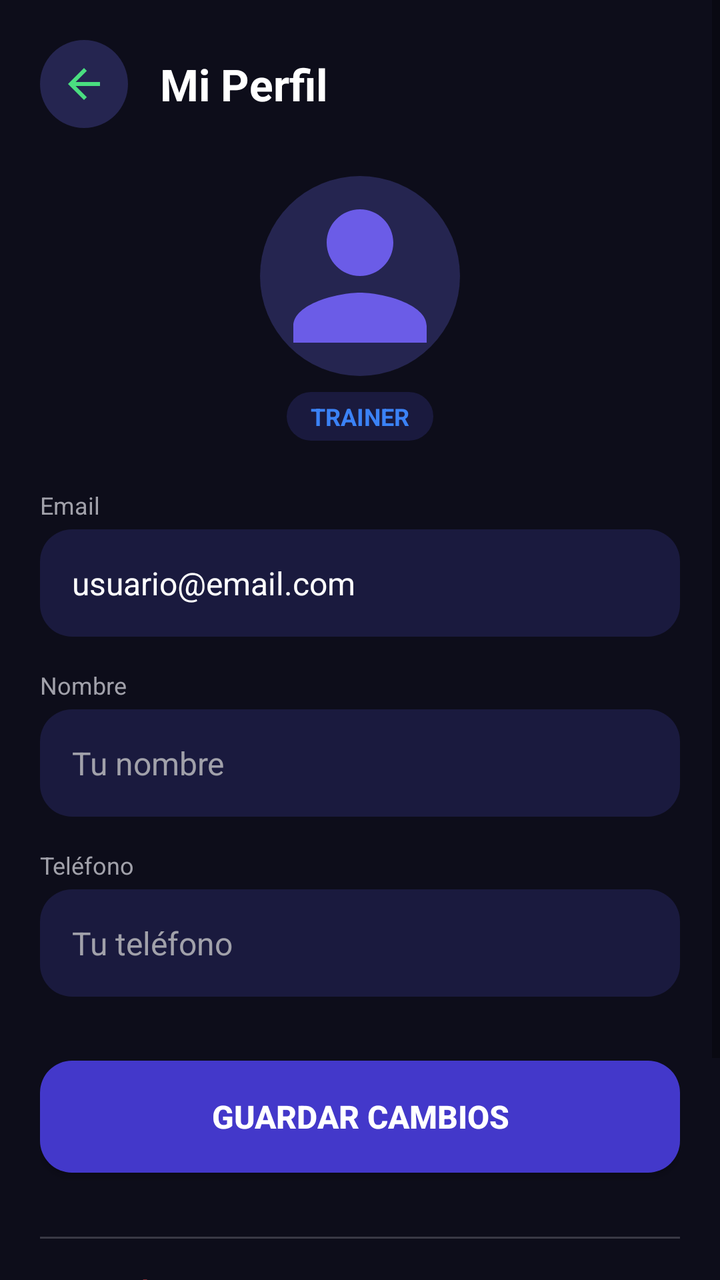
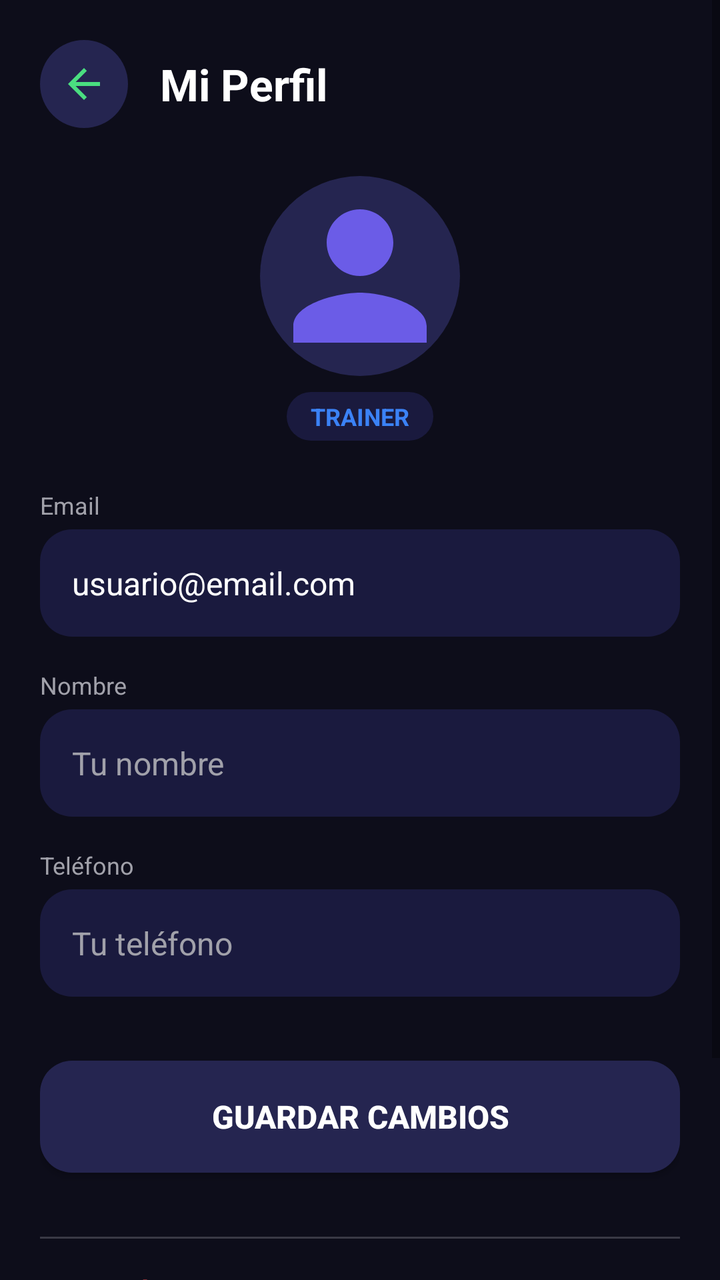

An Android layout rendered at two revisions. The XML below is the earlier revision; the diff shows what the commit changed to produce the second picture.
<!-- AndroidManifest.xml: activity theme Theme.GimnasioPro -->
<!-- res/layout/activity_perfil.xml -->
<?xml version="1.0" encoding="utf-8"?>

<ScrollView xmlns:android="http://schemas.android.com/apk/res/android"
    xmlns:tools="http://schemas.android.com/tools"
    android:layout_width="match_parent"
    android:layout_height="match_parent"
    android:background="@color/dark_background"
    android:fillViewport="true"
    tools:context=".PerfilActivity">

    <LinearLayout
        android:layout_width="match_parent"
        android:layout_height="wrap_content"
        android:orientation="vertical"
        android:padding="20dp">

        
        <LinearLayout
            android:layout_width="match_parent"
            android:layout_height="wrap_content"
            android:orientation="horizontal"
            android:gravity="center_vertical"
            android:layout_marginBottom="24dp">

            <ImageButton
                android:id="@+id/btnBack"
                android:layout_width="44dp"
                android:layout_height="44dp"
                android:background="@drawable/bg_icon_circle"
                android:src="@drawable/ic_arrow_back"
                android:scaleType="centerInside"
                android:padding="10dp"
                android:contentDescription="@string/btn_volver" />

            <TextView
                android:layout_width="0dp"
                android:layout_height="wrap_content"
                android:layout_weight="1"
                android:layout_marginStart="16dp"
                android:text="Mi Perfil"
                android:textColor="@color/text_primary"
                android:textSize="22sp"
                android:textStyle="bold" />
        </LinearLayout>

        
        <LinearLayout
            android:layout_width="match_parent"
            android:layout_height="wrap_content"
            android:orientation="vertical"
            android:gravity="center"
            android:layout_marginBottom="24dp">

            <ImageView
                android:id="@+id/ivFotoPerfil"
                android:layout_width="100dp"
                android:layout_height="100dp"
                android:src="@drawable/ic_user_placeholder"
                android:background="@drawable/bg_icon_circle"
                android:scaleType="centerCrop" />

            <TextView
                android:id="@+id/tvTipoUsuario"
                android:layout_width="wrap_content"
                android:layout_height="wrap_content"
                android:layout_marginTop="8dp"
                android:text="TRAINER"
                android:textColor="@color/accent_blue"
                android:textSize="12sp"
                android:textStyle="bold"
                android:background="@drawable/bg_card_dark"
                android:paddingHorizontal="12dp"
                android:paddingVertical="4dp" />
        </LinearLayout>

        
        <TextView
            android:layout_width="match_parent"
            android:layout_height="wrap_content"
            android:text="Email"
            android:textColor="@color/text_secondary"
            android:textSize="12sp"
            android:layout_marginBottom="4dp" />

        <TextView
            android:id="@+id/tvEmail"
            android:layout_width="match_parent"
            android:layout_height="wrap_content"
            android:background="@drawable/bg_card_dark"
            android:padding="16dp"
            android:text="usuario@email.com"
            android:textColor="@color/text_primary"
            android:textSize="16sp"
            android:layout_marginBottom="16dp" />

        
        <TextView
            android:layout_width="match_parent"
            android:layout_height="wrap_content"
            android:text="Nombre"
            android:textColor="@color/text_secondary"
            android:textSize="12sp"
            android:layout_marginBottom="4dp" />

        <EditText
            android:id="@+id/etNombre"
            android:layout_width="match_parent"
            android:layout_height="wrap_content"
            android:background="@drawable/bg_card_dark"
            android:padding="16dp"
            android:hint="Tu nombre"
            android:textColor="@color/text_primary"
            android:textColorHint="@color/text_secondary"
            android:textSize="16sp"
            android:inputType="textPersonName"
            android:layout_marginBottom="16dp" />

        
        <TextView
            android:layout_width="match_parent"
            android:layout_height="wrap_content"
            android:text="Teléfono"
            android:textColor="@color/text_secondary"
            android:textSize="12sp"
            android:layout_marginBottom="4dp" />

        <EditText
            android:id="@+id/etTelefono"
            android:layout_width="match_parent"
            android:layout_height="wrap_content"
            android:background="@drawable/bg_card_dark"
            android:padding="16dp"
            android:hint="Tu teléfono"
            android:textColor="@color/text_primary"
            android:textColorHint="@color/text_secondary"
            android:textSize="16sp"
            android:inputType="phone"
            android:layout_marginBottom="16dp" />

        
        <LinearLayout
            android:id="@+id/layoutTrainerFields"
            android:layout_width="match_parent"
            android:layout_height="wrap_content"
            android:orientation="vertical"
            android:visibility="gone">

            
            <TextView
                android:layout_width="match_parent"
                android:layout_height="wrap_content"
                android:text="DNI / NIE"
                android:textColor="@color/text_secondary"
                android:textSize="12sp"
                android:layout_marginBottom="4dp" />

            <EditText
                android:id="@+id/etDni"
                android:layout_width="match_parent"
                android:layout_height="wrap_content"
                android:background="@drawable/bg_card_dark"
                android:padding="16dp"
                android:hint="Tu DNI"
                android:textColor="@color/text_primary"
                android:textColorHint="@color/text_secondary"
                android:textSize="16sp"
                android:inputType="text"
                android:layout_marginBottom="16dp" />

            
            <TextView
                android:layout_width="match_parent"
                android:layout_height="wrap_content"
                android:text="Población"
                android:textColor="@color/text_secondary"
                android:textSize="12sp"
                android:layout_marginBottom="4dp" />

            <EditText
                android:id="@+id/etPoblacion"
                android:layout_width="match_parent"
                android:layout_height="wrap_content"
                android:background="@drawable/bg_card_dark"
                android:padding="16dp"
                android:hint="Tu población"
                android:textColor="@color/text_primary"
                android:textColorHint="@color/text_secondary"
                android:textSize="16sp"
                android:inputType="text"
                android:layout_marginBottom="16dp" />

            
            <TextView
                android:layout_width="match_parent"
                android:layout_height="wrap_content"
                android:text="Municipio"
                android:textColor="@color/text_secondary"
                android:textSize="12sp"
                android:layout_marginBottom="4dp" />

            <EditText
                android:id="@+id/etMunicipio"
                android:layout_width="match_parent"
                android:layout_height="wrap_content"
                android:background="@drawable/bg_card_dark"
                android:padding="16dp"
                android:hint="Tu municipio"
                android:textColor="@color/text_primary"
                android:textColorHint="@color/text_secondary"
                android:textSize="16sp"
                android:inputType="text"
                android:layout_marginBottom="16dp" />

            
            <TextView
                android:layout_width="match_parent"
                android:layout_height="wrap_content"
                android:text="Sobre mí"
                android:textColor="@color/text_secondary"
                android:textSize="12sp"
                android:layout_marginBottom="4dp" />

            <EditText
                android:id="@+id/etSobreMi"
                android:layout_width="match_parent"
                android:layout_height="100dp"
                android:background="@drawable/bg_card_dark"
                android:padding="16dp"
                android:hint="Cuéntanos sobre ti..."
                android:textColor="@color/text_primary"
                android:textColorHint="@color/text_secondary"
                android:textSize="16sp"
                android:inputType="textMultiLine"
                android:gravity="top"
                android:layout_marginBottom="16dp" />

            
            <TextView
                android:layout_width="match_parent"
                android:layout_height="wrap_content"
                android:text="Tarifa por sesión (€)"
                android:textColor="@color/text_secondary"
                android:textSize="12sp"
                android:layout_marginBottom="4dp" />

            <EditText
                android:id="@+id/etTarifa"
                android:layout_width="match_parent"
                android:layout_height="wrap_content"
                android:background="@drawable/bg_card_dark"
                android:padding="16dp"
                android:hint="0.00"
                android:textColor="@color/text_primary"
                android:textColorHint="@color/text_secondary"
                android:textSize="16sp"
                android:inputType="numberDecimal"
                android:layout_marginBottom="16dp" />
        </LinearLayout>

        
        <LinearLayout
            android:id="@+id/layoutClienteFields"
            android:layout_width="match_parent"
            android:layout_height="wrap_content"
            android:orientation="vertical"
            android:visibility="gone">

            
            <TextView
                android:layout_width="match_parent"
                android:layout_height="wrap_content"
                android:text="Peso (kg)"
                android:textColor="@color/text_secondary"
                android:textSize="12sp"
                android:layout_marginBottom="4dp" />

            <EditText
                android:id="@+id/etPeso"
                android:layout_width="match_parent"
                android:layout_height="wrap_content"
                android:background="@drawable/bg_card_dark"
                android:padding="16dp"
                android:hint="70.0"
                android:textColor="@color/text_primary"
                android:textColorHint="@color/text_secondary"
                android:textSize="16sp"
                android:inputType="numberDecimal"
                android:layout_marginBottom="16dp" />

            
            <TextView
                android:layout_width="match_parent"
                android:layout_height="wrap_content"
                android:text="Altura (cm)"
                android:textColor="@color/text_secondary"
                android:textSize="12sp"
                android:layout_marginBottom="4dp" />

            <EditText
                android:id="@+id/etAltura"
                android:layout_width="match_parent"
                android:layout_height="wrap_content"
                android:background="@drawable/bg_card_dark"
                android:padding="16dp"
                android:hint="170"
                android:textColor="@color/text_primary"
                android:textColorHint="@color/text_secondary"
                android:textSize="16sp"
                android:inputType="numberDecimal"
                android:layout_marginBottom="16dp" />

            
            <TextView
                android:layout_width="match_parent"
                android:layout_height="wrap_content"
                android:text="Edad"
                android:textColor="@color/text_secondary"
                android:textSize="12sp"
                android:layout_marginBottom="4dp" />

            <EditText
                android:id="@+id/etEdad"
                android:layout_width="match_parent"
                android:layout_height="wrap_content"
                android:background="@drawable/bg_card_dark"
                android:padding="16dp"
                android:hint="25"
                android:textColor="@color/text_primary"
                android:textColorHint="@color/text_secondary"
                android:textSize="16sp"
                android:inputType="number"
                android:layout_marginBottom="16dp" />

            
            <TextView
                android:layout_width="match_parent"
                android:layout_height="wrap_content"
                android:text="Objetivo"
                android:textColor="@color/text_secondary"
                android:textSize="12sp"
                android:layout_marginBottom="4dp" />

            <Spinner
                android:id="@+id/spinnerObjetivo"
                android:layout_width="match_parent"
                android:layout_height="wrap_content"
                android:background="@drawable/bg_card_dark"
                android:padding="16dp"
                android:layout_marginBottom="16dp" />

            
            <TextView
                android:layout_width="match_parent"
                android:layout_height="wrap_content"
                android:text="Nivel"
                android:textColor="@color/text_secondary"
                android:textSize="12sp"
                android:layout_marginBottom="4dp" />

            <Spinner
                android:id="@+id/spinnerNivel"
                android:layout_width="match_parent"
                android:layout_height="wrap_content"
                android:background="@drawable/bg_card_dark"
                android:padding="16dp"
                android:layout_marginBottom="16dp" />
        </LinearLayout>

        
        <Button
            android:id="@+id/btnGuardarCambios"
            android:layout_width="match_parent"
            android:layout_height="56dp"
            android:background="@drawable/bg_card_trainer"
            android:text="GUARDAR CAMBIOS"
            android:textColor="@color/text_primary"
            android:textSize="16sp"
            android:textStyle="bold"
            android:layout_marginTop="16dp"
            android:layout_marginBottom="16dp" />

        
        <View
            android:layout_width="match_parent"
            android:layout_height="1dp"
            android:background="@color/text_secondary"
            android:alpha="0.3"
            android:layout_marginVertical="16dp" />

        
        <TextView
            android:layout_width="match_parent"
            android:layout_height="wrap_content"
            android:text="Zona peligrosa"
            android:textColor="#FF5555"
            android:textSize="14sp"
            android:textStyle="bold"
            android:layout_marginBottom="12dp" />

        
        <Button
            android:id="@+id/btnEliminarCuenta"
            android:layout_width="match_parent"
            android:layout_height="56dp"
            android:background="@drawable/bg_button_danger"
            android:text="ELIMINAR MI CUENTA"
            android:textColor="@color/text_primary"
            android:textSize="14sp"
            android:textStyle="bold"
            android:layout_marginBottom="32dp" />

    </LinearLayout>
</ScrollView>
<!-- resources referenced by this layout -->
<resources>
  <color name="accent_blue">#3B82F6</color>
  <color name="dark_background">#0D0D1A</color>
  <color name="text_primary">#FFFFFF</color>
  <color name="text_secondary">#A1A1AA</color>
  <!-- drawable bg_button_danger (drawable) -->
  <?xml version="1.0" encoding="utf-8"?>
  
  <shape xmlns:android="http://schemas.android.com/apk/res/android"
      android:shape="rectangle">
      <solid android:color="#661111" />
      <corners android:radius="12dp" />
      <stroke
          android:width="1dp"
          android:color="#FF5555" />
  </shape>
  <!-- drawable bg_card_dark (drawable) -->
  <?xml version="1.0" encoding="utf-8"?>
  
  <shape xmlns:android="http://schemas.android.com/apk/res/android"
      android:shape="rectangle">
      <solid android:color="@color/card_dark" />
      <corners android:radius="16dp" />
  </shape>
  <!-- drawable bg_card_trainer (drawable) -->
  <?xml version="1.0" encoding="utf-8"?>
  
  <shape xmlns:android="http://schemas.android.com/apk/res/android"
      android:shape="rectangle">
      <solid android:color="@color/card_trainer" />
      <corners android:radius="16dp" />
  </shape>
  <!-- drawable bg_icon_circle (drawable) -->
  <?xml version="1.0" encoding="utf-8"?>
  
  <shape xmlns:android="http://schemas.android.com/apk/res/android"
      android:shape="oval">
      <solid android:color="@color/card_dark_secondary" />
      <size android:width="48dp" android:height="48dp" />
  </shape>
  <!-- drawable ic_arrow_back (drawable) -->
  <?xml version="1.0" encoding="utf-8"?>
  
  <vector xmlns:android="http://schemas.android.com/apk/res/android"
      android:width="24dp"
      android:height="24dp"
      android:viewportWidth="24"
      android:viewportHeight="24"
      android:tint="@color/electric_green_button">
      <path
          android:fillColor="@android:color/white"
          android:pathData="M20,11H7.83l5.59,-5.59L12,4l-8,8 8,8 1.41,-1.41L7.83,13H20v-2z"/>
  </vector>
  <!-- drawable ic_user_placeholder (drawable) -->
  <vector xmlns:android="http://schemas.android.com/apk/res/android"
      android:width="24dp"
      android:height="24dp"
      android:viewportWidth="24"
      android:viewportHeight="24">
      <path
          android:fillColor="@color/accent_purple"
          android:pathData="M12,12c2.21,0 4,-1.79 4,-4s-1.79,-4 -4,-4 -4,1.79 -4,4 1.79,4 4,4zM12,14c-2.67,0 -8,1.34 -8,4v2h16v-2c0,-2.66 -5.33,-4 -8,-4z"/>
  </vector>
  <string name="btn_volver">Volver</string>
  <style name="Theme.GimnasioPro" parent="Theme.MaterialComponents.Light.NoActionBar">
          
          <item name="colorPrimary">@color/electric_green_button</item>
          <item name="colorPrimaryDark">@color/dark_green_background</item>
          <item name="colorAccent">@color/electric_green_button</item>
          <item name="colorOnPrimary">@color/text_on_button</item>
          <item name="android:windowBackground">@color/dark_green_background</item>
          <item name="android:statusBarColor">@color/dark_green_background</item>
          <item name="android:navigationBarColor">@color/dark_green_background</item>
          <item name="android:fitsSystemWindows">true</item>
      </style>
  <color name="card_dark">#1A1A3E</color>
  <color name="card_trainer">#4338CA</color>
  <color name="card_dark_secondary">#252550</color>
  <color name="electric_green_button">@color/accent_green</color>
  <color name="accent_purple">#6B5CE7</color>
  <color name="dark_green_background">@color/dark_background</color>
  <color name="text_on_button">#FF000000</color>
  <color name="accent_green">#4ADE80</color>
</resources>

<!-- the commit's change to res/layout/activity_perfil.xml (unified diff, before → after) -->
@@ -4,7 +4,6 @@
     xmlns:tools="http://schemas.android.com/tools"
     android:layout_width="match_parent"
     android:layout_height="match_parent"
-    android:background="@color/dark_background"
     android:fillViewport="true"
     tools:context=".PerfilActivity">
 
<!-- resource entries referenced after the edit -->
@@ -75,7 +75,7 @@
           <item name="android:fitsSystemWindows">true</item>
       </style>
   <color name="card_dark">#1A1A3E</color>
-  <color name="card_trainer">#4338CA</color>
+  <color name="card_trainer">@color/card_dark_secondary</color>
   <color name="card_dark_secondary">#252550</color>
   <color name="electric_green_button">@color/accent_green</color>
   <color name="accent_purple">#6B5CE7</color>
